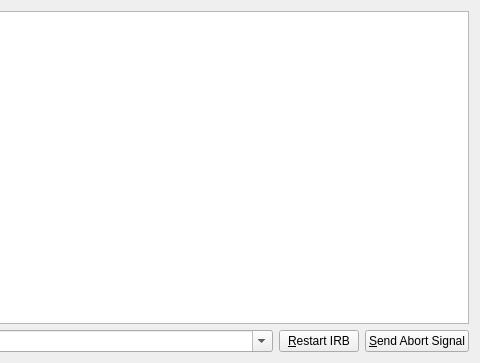
Above: plugins/irb/ui/irb_tool_widget.ui from stcrocco/ruber before the change; both pictures show x 216 to 696 and y 0 to 363 of the 696 by 363 pixel window. Below: the same form after it.
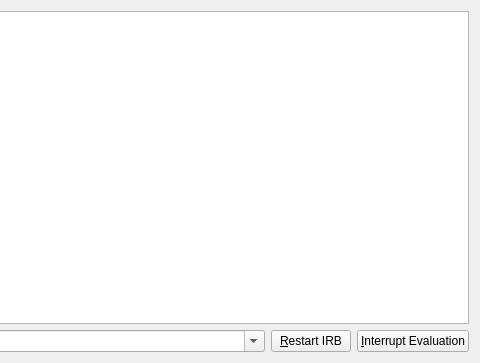
That is the form after the change. Custom widgets are drawn as their Qt base class.

Commit message: Changed the text of the button to interrupt evaluation

Diff of the .ui file:
```diff
--- a/plugins/irb/ui/irb_tool_widget.ui
+++ b/plugins/irb/ui/irb_tool_widget.ui
@@ -58,7 +58,7 @@
         </sizepolicy>
        </property>
        <property name="text">
-        <string>&amp;Send Abort Signal</string>
+        <string>&amp;Interrupt Evaluation</string>
        </property>
       </widget>
      </item>
```
The commit also changes 1 other file.
